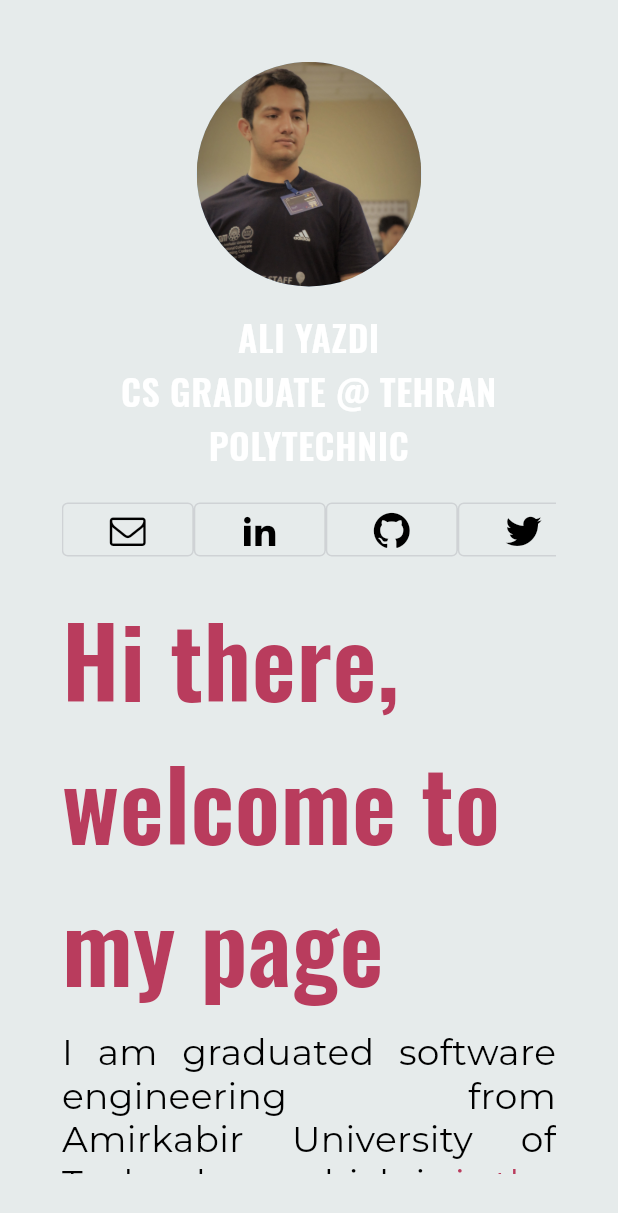
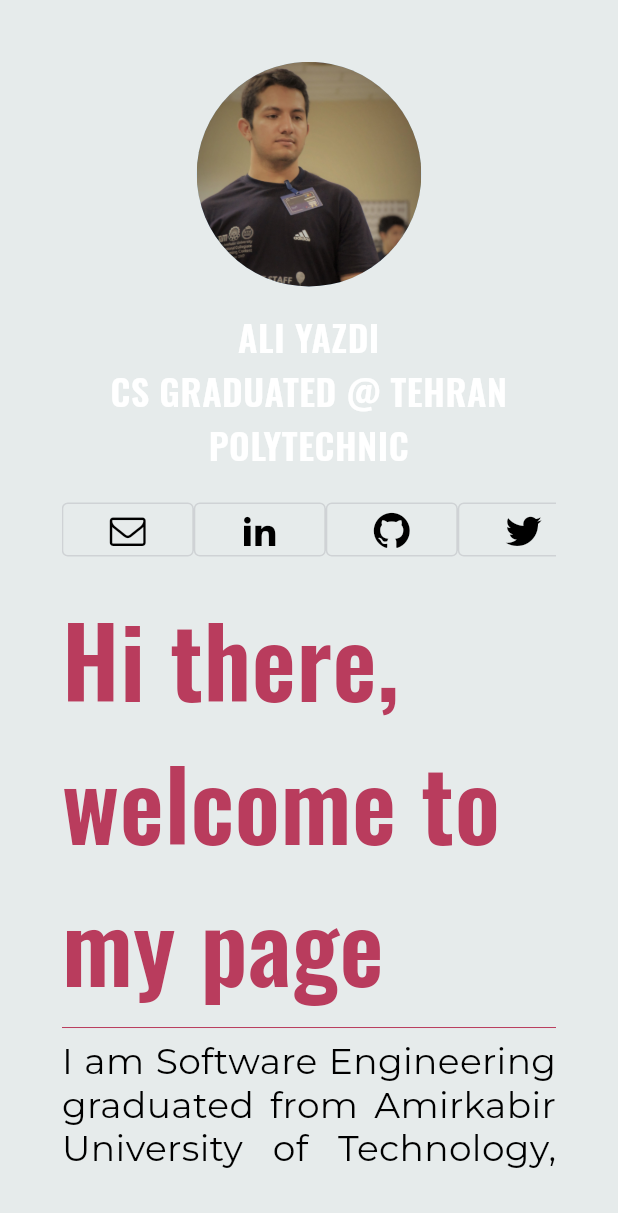
Before and after one commit to aliyazdi75/aliyazdi75.github.io, a Flutter app: the screen it shows after launch, on a phone screen of 412 x 824 dp. Shown: the top 1213 px of the screen. Run offline on Flutter 3.47's test engine with Material 2 defaults, Android fonts, the phone set to English and light mode, and no system bars; our stand-ins replace flutter_localized_locales, google_fonts.

Commit message:
fix layout overflow with scrollbar, fix text color, ui improve, remove unused files

```diff
--- a/lib/core/constants/src/app.dart
+++ b/lib/core/constants/src/app.dart
@@ -1,6 +1,6 @@
 import 'dart:ui';
 
-const MySiteTitle = 'My Site';
+const MySiteTitle = 'Ali Yazdi\'s Profile';
 const systemLocaleOption = Locale('system');
 
 const MySiteIconsFont = 'MySiteIcons';
--- a/lib/l10n/intl_en_US.arb
+++ b/lib/l10n/intl_en_US.arb
@@ -60,7 +60,7 @@
   "@myName": {
     "description": "My name."
   },
-  "myTitle": "CS GRADUATE @ TEHRAN POLYTECHNIC",
+  "myTitle": "CS GRADUATED @ TEHRAN POLYTECHNIC",
   "@myTitle": {
     "description": "My title."
   },
@@ -68,7 +68,7 @@
   "@welcomeTitle": {
     "description": "Welcome title."
   },
-  "aboutMe": "I am graduated software engineering from Amirkabir University of Technology, which is {value}. I am a Flutter Developer, who loves coding in Flutter. I am interested in Artificial Intelligence, Machine Learning, Natural Language and Software Engineering.",
+  "aboutMe": "I am Software Engineering graduated from Amirkabir University of Technology, which is {value}. I am a Flutter Developer, who loves coding in Flutter. I am interested in Artificial Intelligence, Machine Learning, Natural Language and Software Engineering.",
   "@aboutMe": {
     "description": "About me.",
     "placeholders": {
--- a/lib/l10n/messages_en_US.dart
+++ b/lib/l10n/messages_en_US.dart
@@ -23,7 +23,7 @@ class MessageLookup extends MessageLookupByLibrary {
       "To see the source code for this app, please visit the ${value}.";
 
   static m1(value) =>
-      "I am graduated software engineering from Amirkabir University of Technology, which is ${value}. I am a Flutter Developer, who loves coding in Flutter. I am interested in Artificial Intelligence, Machine Learning, Natural Language and Software Engineering.";
+      "I am Software Engineering graduated from Amirkabir University of Technology, which is ${value}. I am a Flutter Developer, who loves coding in Flutter. I am interested in Artificial Intelligence, Machine Learning, Natural Language and Software Engineering.";
 
   static m2(hours) => "${Intl.plural(hours, one: '1h', other: '${hours}h')}";
 
@@ -47,7 +47,7 @@ class MessageLookup extends MessageLookupByLibrary {
         "mySiteTitle":
             MessageLookupByLibrary.simpleMessage("Ali Yazdi\'s Profile"),
         "myTitle": MessageLookupByLibrary.simpleMessage(
-            "CS GRADUATE @ TEHRAN POLYTECHNIC"),
+            "CS GRADUATED @ TEHRAN POLYTECHNIC"),
         "rallyBudgetAmount": m4,
         "resume": MessageLookupByLibrary.simpleMessage("Resume"),
         "signIn": MessageLookupByLibrary.simpleMessage("SIGN IN"),
--- a/lib/l10n/my_site_localizations.dart
+++ b/lib/l10n/my_site_localizations.dart
@@ -121,7 +121,7 @@ class MySiteLocalizations {
 
   String aboutMe(Object value) {
     return Intl.message(
-        'I am graduated software engineering from Amirkabir University of Technology, which is ${value}. I am a Flutter Developer, who loves coding in Flutter. I am interested in Artificial Intelligence, Machine Learning, Natural Language and Software Engineering.',
+        'I am Software Engineering graduated from Amirkabir University of Technology, which is ${value}. I am a Flutter Developer, who loves coding in Flutter. I am interested in Artificial Intelligence, Machine Learning, Natural Language and Software Engineering.',
         locale: _localeName,
         name: 'aboutMe',
         desc: 'About me.',
@@ -168,7 +168,7 @@ class MySiteLocalizations {
   }
 
   String get myTitle {
-    return Intl.message('CS GRADUATE @ TEHRAN POLYTECHNIC',
+    return Intl.message('CS GRADUATED @ TEHRAN POLYTECHNIC',
         locale: _localeName, name: 'myTitle', desc: 'My title.');
   }
 
--- a/lib/screens/home/components/src/info.dart
+++ b/lib/screens/home/components/src/info.dart
@@ -10,8 +10,8 @@ class Info extends StatelessWidget {
   Widget build(BuildContext context) {
     final screenWidth = MediaQuery.of(context).size.width;
 
-    final colorScheme = Theme.of(context).colorScheme;
-    final textTheme = Theme.of(context).textTheme;
+    final themeContext = Theme.of(context);
+    final textTheme = themeContext.textTheme;
 
     final aboutUniversityRank =
         MySiteLocalizations.of(context).aboutUniversityRank;
@@ -31,12 +31,12 @@ class Info extends StatelessWidget {
           TextSpan(
             text: MySiteLocalizations.of(context).welcomeTitle,
             style: textTheme.caption.copyWith(
-              color: colorScheme.primary,
+              color: themeContext.primaryColor,
             ),
           ),
           textScaleFactor: 4.0,
         ),
-        SizedBox(height: 10),
+        Divider(color: Theme.of(context).primaryColor),
         Text.rich(
           TextSpan(
             children: [
@@ -45,7 +45,8 @@ class Info extends StatelessWidget {
                 text: aboutMeFirst,
               ),
               TextSpan(
-                style: textTheme.bodyText2.copyWith(color: colorScheme.primary),
+                style: textTheme.bodyText2
+                    .copyWith(color: themeContext.primaryColor),
                 text: aboutUniversityRank,
                 recognizer: TapGestureRecognizer()
                   ..onTap = () async {
```
Also changed, not shown: 1 other file.
